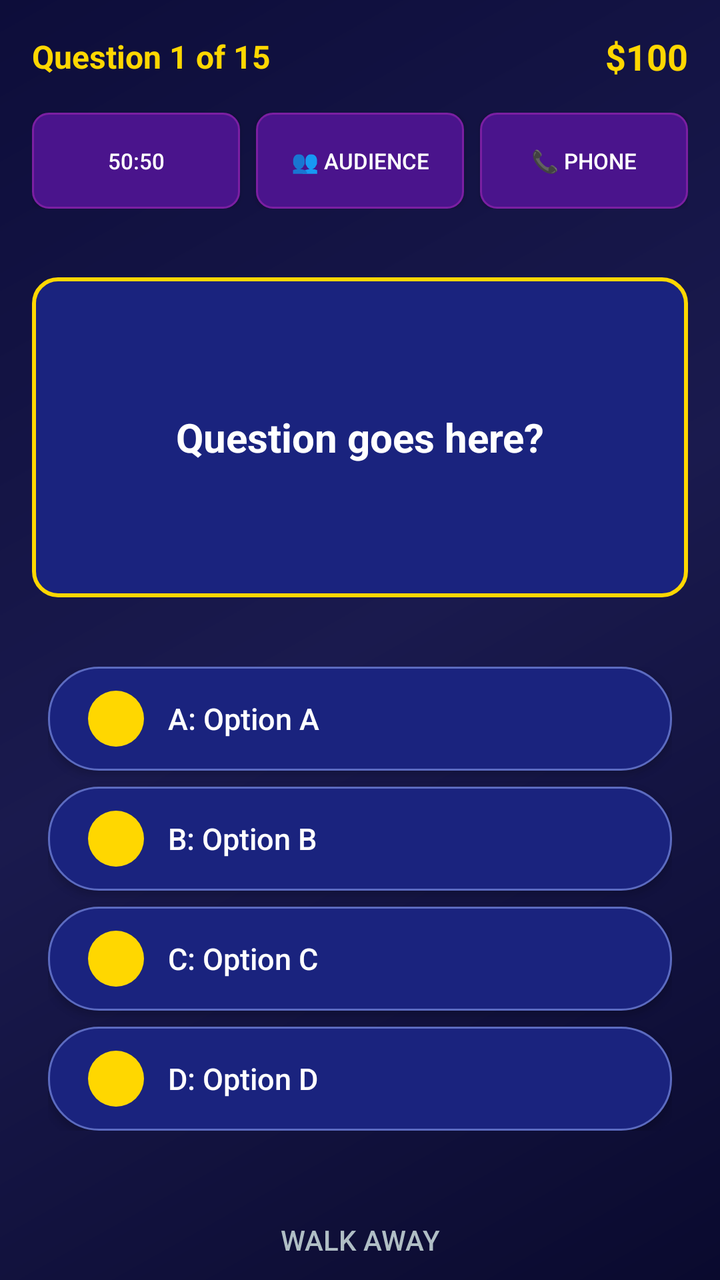
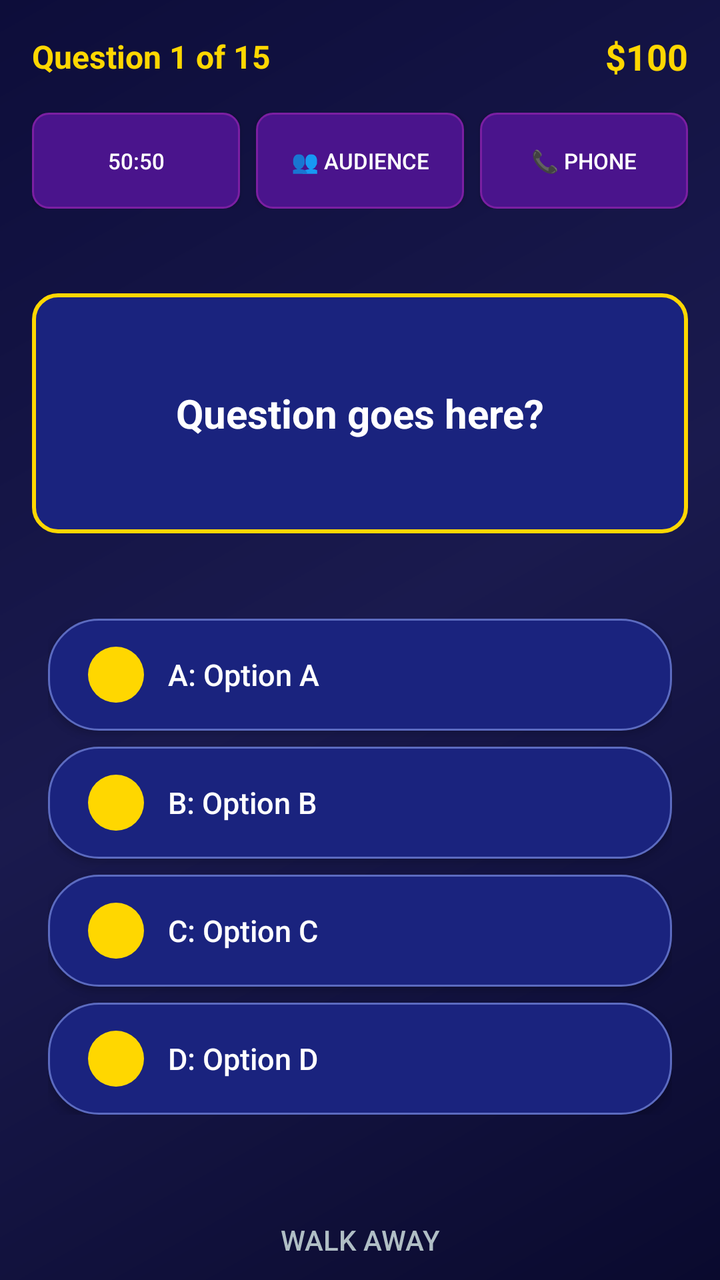

An Android layout rendered at two revisions. The XML below is the earlier revision; the diff shows what the commit changed to produce the second picture.
<!-- AndroidManifest.xml: application theme Theme.MillionaireGame -->
<!-- res/layout/activity_game.xml -->
<?xml version="1.0" encoding="utf-8"?>
<LinearLayout xmlns:android="http://schemas.android.com/apk/res/android"
    android:layout_width="match_parent"
    android:layout_height="match_parent"
    android:orientation="vertical"
    android:background="@drawable/bg_gradient">

    <LinearLayout
        android:layout_width="match_parent"
        android:layout_height="wrap_content"
        android:orientation="horizontal"
        android:padding="16dp"
        android:gravity="center_vertical">

        <TextView
            android:id="@+id/tvQuestionNumber"
            android:layout_width="0dp"
            android:layout_height="wrap_content"
            android:layout_weight="1"
            android:text="Question 1 of 15"
            android:textColor="@color/gold"
            android:textSize="16sp"
            android:textStyle="bold" />

        <TextView
            android:id="@+id/tvCurrentPrize"
            android:layout_width="wrap_content"
            android:layout_height="wrap_content"
            android:text="$100"
            android:textColor="@color/gold"
            android:textSize="18sp"
            android:textStyle="bold" />
    </LinearLayout>

    <LinearLayout
        android:layout_width="match_parent"
        android:layout_height="wrap_content"
        android:orientation="horizontal"
        android:paddingHorizontal="16dp"
        android:gravity="center">

        <Button
            android:id="@+id/btn5050"
            android:layout_width="0dp"
            android:layout_height="48dp"
            android:layout_weight="1"
            android:text="50:50"
            android:textSize="11sp"
            android:textColor="@color/white"
            android:background="@drawable/btn_lifeline"
            android:layout_marginEnd="4dp" />

        <Button
            android:id="@+id/btnAudience"
            android:layout_width="0dp"
            android:layout_height="48dp"
            android:layout_weight="1"
            android:text="👥 Audience"
            android:textSize="11sp"
            android:textColor="@color/white"
            android:background="@drawable/btn_lifeline"
            android:layout_marginHorizontal="4dp" />

        <Button
            android:id="@+id/btnPhone"
            android:layout_width="0dp"
            android:layout_height="48dp"
            android:layout_weight="1"
            android:text="📞 Phone"
            android:textSize="11sp"
            android:textColor="@color/white"
            android:background="@drawable/btn_lifeline"
            android:layout_marginStart="4dp" />
    </LinearLayout>

    <View
        android:layout_width="match_parent"
        android:layout_height="0dp"
        android:layout_weight="0.3" />

    <TextView
        android:id="@+id/tvQuestion"
        android:layout_width="match_parent"
        android:layout_height="160dp"
        android:gravity="center"
        android:padding="24dp"
        android:layout_marginHorizontal="16dp"
        android:text="Question goes here?"
        android:textColor="@color/white"
        android:textSize="20sp"
        android:textStyle="bold"
        android:background="@drawable/bg_question_box" />

    <View
        android:layout_width="match_parent"
        android:layout_height="0dp"
        android:layout_weight="0.3" />

    <LinearLayout
        android:layout_width="match_parent"
        android:layout_height="wrap_content"
        android:orientation="vertical"
        android:paddingHorizontal="24dp">

        <Button
            android:id="@+id/btnAnswerA"
            android:layout_width="match_parent"
            android:layout_height="52dp"
            android:text="A: Option A"
            android:textSize="15sp"
            android:textColor="@color/white"
            android:textAllCaps="false"
            android:gravity="start|center_vertical"
            android:paddingHorizontal="20dp"
            android:background="@drawable/btn_answer"
            android:layout_marginBottom="8dp"
            android:drawableStart="@drawable/ic_letter_a"
            android:drawablePadding="12dp" />

        <Button
            android:id="@+id/btnAnswerB"
            android:layout_width="match_parent"
            android:layout_height="52dp"
            android:text="B: Option B"
            android:textSize="15sp"
            android:textColor="@color/white"
            android:textAllCaps="false"
            android:gravity="start|center_vertical"
            android:paddingHorizontal="20dp"
            android:background="@drawable/btn_answer"
            android:layout_marginBottom="8dp"
            android:drawableStart="@drawable/ic_letter_b"
            android:drawablePadding="12dp" />

        <Button
            android:id="@+id/btnAnswerC"
            android:layout_width="match_parent"
            android:layout_height="52dp"
            android:text="C: Option C"
            android:textSize="15sp"
            android:textColor="@color/white"
            android:textAllCaps="false"
            android:gravity="start|center_vertical"
            android:paddingHorizontal="20dp"
            android:background="@drawable/btn_answer"
            android:layout_marginBottom="8dp"
            android:drawableStart="@drawable/ic_letter_c"
            android:drawablePadding="12dp" />

        <Button
            android:id="@+id/btnAnswerD"
            android:layout_width="match_parent"
            android:layout_height="52dp"
            android:text="D: Option D"
            android:textSize="15sp"
            android:textColor="@color/white"
            android:textAllCaps="false"
            android:gravity="start|center_vertical"
            android:paddingHorizontal="20dp"
            android:background="@drawable/btn_answer"
            android:drawableStart="@drawable/ic_letter_d"
            android:drawablePadding="12dp" />
    </LinearLayout>

    <View
        android:layout_width="match_parent"
        android:layout_height="0dp"
        android:layout_weight="0.3" />

    <Button
        android:id="@+id/btnWalkAway"
        android:layout_width="wrap_content"
        android:layout_height="40dp"
        android:text="Walk Away"
        android:textColor="@color/light_gray"
        android:background="@android:color/transparent"
        android:layout_gravity="center"
        android:textSize="14sp" />

    <ProgressBar
        android:id="@+id/progressBar"
        android:layout_width="wrap_content"
        android:layout_height="wrap_content"
        android:layout_gravity="center"
        android:visibility="gone"
        android:indeterminateTint="@color/gold" />

</LinearLayout>
<!-- resources referenced by this layout -->
<resources>
  <color name="gold">#FFD700</color>
  <color name="light_gray">#B0BEC5</color>
  <color name="white">#FFFFFF</color>
  <!-- drawable bg_gradient (drawable) -->
  <?xml version="1.0" encoding="utf-8"?>
  <shape xmlns:android="http://schemas.android.com/apk/res/android"
      android:shape="rectangle">
      <gradient
          android:startColor="#0a0a2e"
          android:centerColor="#1a1a4e"
          android:endColor="#0d0d3a"
          android:angle="135" />
  </shape>
  <!-- drawable bg_question_box (drawable) -->
  <?xml version="1.0" encoding="utf-8"?>
  <shape xmlns:android="http://schemas.android.com/apk/res/android"
      android:shape="rectangle">
      <solid android:color="#1a237e" />
      <corners android:radius="12dp" />
      <stroke android:width="2dp" android:color="#FFD700" />
  </shape>
  <!-- drawable btn_answer (drawable) -->
  <?xml version="1.0" encoding="utf-8"?>
  <shape xmlns:android="http://schemas.android.com/apk/res/android"
      android:shape="rectangle">
      <solid android:color="#1A237E" />
      <corners android:radius="25dp" />
      <stroke android:width="1dp" android:color="#5C6BC0" />
  </shape>
  <!-- drawable btn_lifeline (drawable) -->
  <?xml version="1.0" encoding="utf-8"?>
  <shape xmlns:android="http://schemas.android.com/apk/res/android"
      android:shape="rectangle">
      <solid android:color="#4A148C" />
      <corners android:radius="8dp" />
      <stroke android:width="1dp" android:color="#7B1FA2" />
  </shape>
  <!-- drawable ic_letter_a (drawable) -->
  <?xml version="1.0" encoding="utf-8"?>
  <shape xmlns:android="http://schemas.android.com/apk/res/android"
      android:shape="oval">
      <solid android:color="#FFD700" />
      <size android:width="28dp" android:height="28dp" />
  </shape>
  <!-- drawable ic_letter_b (drawable) -->
  <?xml version="1.0" encoding="utf-8"?>
  <shape xmlns:android="http://schemas.android.com/apk/res/android"
      android:shape="oval">
      <solid android:color="#FFD700" />
      <size android:width="28dp" android:height="28dp" />
  </shape>
  <!-- drawable ic_letter_c (drawable) -->
  <?xml version="1.0" encoding="utf-8"?>
  <shape xmlns:android="http://schemas.android.com/apk/res/android"
      android:shape="oval">
      <solid android:color="#FFD700" />
      <size android:width="28dp" android:height="28dp" />
  </shape>
  <!-- drawable ic_letter_d (drawable) -->
  <?xml version="1.0" encoding="utf-8"?>
  <shape xmlns:android="http://schemas.android.com/apk/res/android"
      android:shape="oval">
      <solid android:color="#FFD700" />
      <size android:width="28dp" android:height="28dp" />
  </shape>
  <style name="Theme.MillionaireGame" parent="Theme.MaterialComponents.DayNight.NoActionBar">
          <item name="colorPrimary">@color/gold</item>
          <item name="colorPrimaryVariant">@color/gold_dark</item>
          <item name="colorOnPrimary">@color/dark_blue</item>
          <item name="colorSecondary">@color/light_blue</item>
          <item name="colorSecondaryVariant">@color/medium_blue</item>
          <item name="colorOnSecondary">@color/white</item>
          <item name="android:windowBackground">@color/dark_blue</item>
          <item name="android:statusBarColor">@color/dark_blue</item>
          <item name="android:navigationBarColor">@color/dark_blue</item>
          <item name="android:textColorPrimary">@color/white</item>
      </style>
  <color name="gold_dark">#FFA000</color>
  <color name="dark_blue">#0a0a2e</color>
  <color name="light_blue">#283593</color>
  <color name="medium_blue">#1a237e</color>
</resources>

<!-- the commit's change to res/layout/activity_game.xml (unified diff, before → after) -->
@@ -81,7 +81,8 @@
     <TextView
         android:id="@+id/tvQuestion"
         android:layout_width="match_parent"
-        android:layout_height="160dp"
+        android:layout_height="wrap_content"
+        android:minHeight="120dp"
         android:gravity="center"
         android:padding="24dp"
         android:layout_marginHorizontal="16dp"
@@ -105,13 +106,15 @@
         <Button
             android:id="@+id/btnAnswerA"
             android:layout_width="match_parent"
-            android:layout_height="52dp"
+            android:layout_height="wrap_content"
+            android:minHeight="52dp"
             android:text="A: Option A"
             android:textSize="15sp"
             android:textColor="@color/white"
             android:textAllCaps="false"
             android:gravity="start|center_vertical"
             android:paddingHorizontal="20dp"
+            android:paddingVertical="14dp"
             android:background="@drawable/btn_answer"
             android:layout_marginBottom="8dp"
             android:drawableStart="@drawable/ic_letter_a"
@@ -120,13 +123,15 @@
         <Button
             android:id="@+id/btnAnswerB"
             android:layout_width="match_parent"
-            android:layout_height="52dp"
+            android:layout_height="wrap_content"
+            android:minHeight="52dp"
             android:text="B: Option B"
             android:textSize="15sp"
             android:textColor="@color/white"
             android:textAllCaps="false"
             android:gravity="start|center_vertical"
             android:paddingHorizontal="20dp"
+            android:paddingVertical="14dp"
             android:background="@drawable/btn_answer"
             android:layout_marginBottom="8dp"
             android:drawableStart="@drawable/ic_letter_b"
@@ -135,13 +140,15 @@
         <Button
             android:id="@+id/btnAnswerC"
             android:layout_width="match_parent"
-            android:layout_height="52dp"
+            android:layout_height="wrap_content"
+            android:minHeight="52dp"
             android:text="C: Option C"
             android:textSize="15sp"
             android:textColor="@color/white"
             android:textAllCaps="false"
             android:gravity="start|center_vertical"
             android:paddingHorizontal="20dp"
+            android:paddingVertical="14dp"
             android:background="@drawable/btn_answer"
             android:layout_marginBottom="8dp"
             android:drawableStart="@drawable/ic_letter_c"
@@ -150,13 +157,15 @@
         <Button
             android:id="@+id/btnAnswerD"
             android:layout_width="match_parent"
-            android:layout_height="52dp"
+            android:layout_height="wrap_content"
+            android:minHeight="52dp"
             android:text="D: Option D"
             android:textSize="15sp"
             android:textColor="@color/white"
             android:textAllCaps="false"
             android:gravity="start|center_vertical"
             android:paddingHorizontal="20dp"
+            android:paddingVertical="14dp"
             android:background="@drawable/btn_answer"
             android:drawableStart="@drawable/ic_letter_d"
             android:drawablePadding="12dp" />
